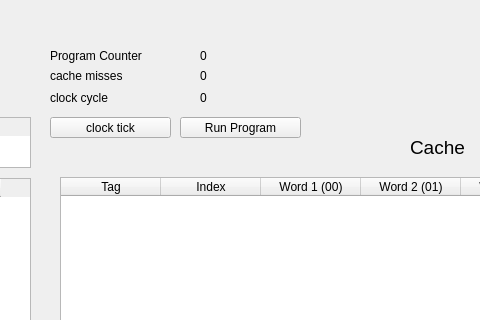
rsalz47/i-love-you-r3000, file src/simulator/mainwindow.ui: the form before one commit; both pictures show x 600 to 1080 and y 233 to 553 of the 1485 by 743 pixel window.
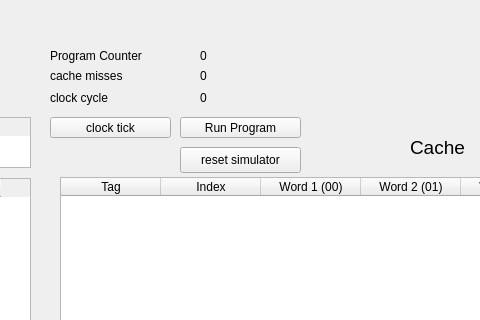
The form after the commit.

Diff of the .ui file:
```diff
--- a/src/simulator/mainwindow.ui
+++ b/src/simulator/mainwindow.ui
@@ -806,6 +806,19 @@
      <bool>true</bool>
     </property>
    </widget>
+   <widget class="QPushButton" name="resetSimulatorButton">
+    <property name="geometry">
+     <rect>
+      <x>780</x>
+      <y>380</y>
+      <width>121</width>
+      <height>26</height>
+     </rect>
+    </property>
+    <property name="text">
+     <string>reset simulator</string>
+    </property>
+   </widget>
   </widget>
   <widget class="QMenuBar" name="menubar">
    <property name="geometry">
```
